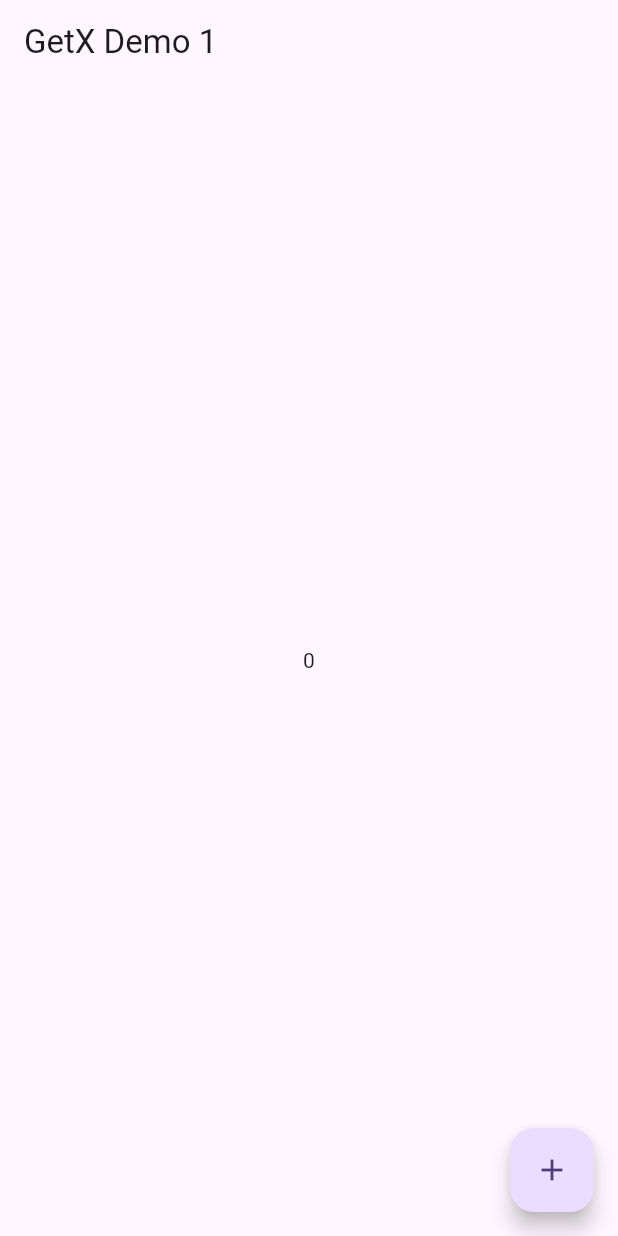
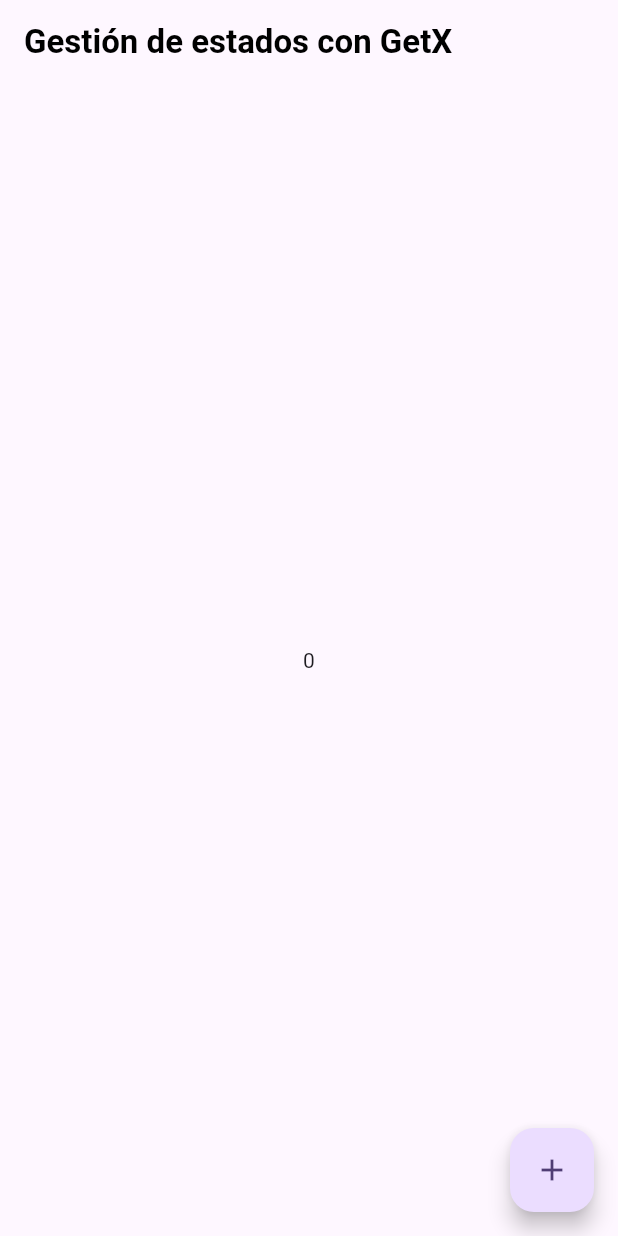
Before and after one commit to AESL82/getx_demo_1, a Flutter app: the screen it shows after launch, on a phone screen of 412 x 824 dp. Run offline on Flutter 3.47's test engine with Material 3 defaults, Android fonts, the phone set to English and light mode, and no system bars; our stand-ins replace dio, get.

Commit message:
Actualizar vistas mediante ids - parte 2.
Avance en la forma de actualizar las vistas, siendo necesario para este punto agregar el consumo de información a mostrar. Para esto, a manera de prueba, se hace uso de https://reqres.in/ para el consumo de información en forma de ejemplo.

Para lo anterior, se agrega el paquete dio, importante para un correcto consumo de la información. Específicamente, la data a traer es la relacionada a los usuarios (https://reqres.in/api/users?page=1), de manera que es necesario la creación del modelo para ello: lib/models/user.dart.

Es importante indicar también que se crea la clase para el tratamiento del EndPoint correspondiente: api/users_api.dart

```diff
--- a/lib/pages/home_page.dart
+++ b/lib/pages/home_page.dart
@@ -1,29 +1,32 @@
 import 'package:flutter/material.dart';
 import 'package:get/state_manager.dart';
 import 'package:getx_demo_1/controllers/home_controller.dart';
+import 'package:getx_demo_1/pages/home_page_widgets/home_label.dart';
 
 class HomePage extends StatelessWidget {
   const HomePage({super.key});
 
   @override
   Widget build(BuildContext context) {
-    // GetBuilder exterior especificando el tipo HomeController
+    // GetBuilder exterior especificando el tipo HomeController.
     return GetBuilder<HomeController>(
         init: HomeController(),
         builder: (HomeController controller) {
-          // Especifica explícitamente el tipo aquí
+          // Especifica explícitamente el tipo aquí.
           print("build home");
           return Scaffold(
             appBar: AppBar(
-              title: const Text('GetX Demo 1'),
+              title: const Text(
+                'Gestión de estados con GetX',
+                style: TextStyle(
+                  color: Colors.black,
+                  fontWeight: FontWeight.bold,
+                ),
+              ),
             ),
-            body: Center(
+            body: const Center(
               // GetBuilder interior también debe especificar el tipo HomeController.
-              child: GetBuilder<HomeController>(
-                  id:
-                      'text', // Parámetro para renderizar solo las partes necesarias de la pantalla.
-                  builder: (HomeController controller) =>
-                      Text(controller.counter.toString())),
+              child: Homelabel(),
             ),
             floatingActionButton: FloatingActionButton(
               onPressed: () {
--- /dev/null
+++ b/lib/pages/home_page_widgets/home_label.dart
@@ -0,0 +1,16 @@
+import 'package:flutter/material.dart';
+import 'package:getx_demo_1/controllers/home_controller.dart';
+import 'package:get/state_manager.dart';
+
+class Homelabel extends StatelessWidget {
+  const Homelabel({super.key});
+
+  @override
+  Widget build(BuildContext context) {
+    return GetBuilder<HomeController>(
+        id:
+            'text', // Parámetro para renderizar solo las partes necesarias de la pantalla.
+        builder: (HomeController controller) =>
+            Text(controller.counter.toString()));
+  }
+}
--- a/pubspec.yaml
+++ b/pubspec.yaml
@@ -36,6 +36,7 @@
   # Use with the CupertinoIcons class for iOS style icons.
   cupertino_icons: ^1.0.2
   get: ^4.6.6
+  dio: ^5.4.1
 
 dev_dependencies:
   flutter_test:
```
Also changed, not shown: lib/api/users_api.dart (added, +30 -0 lines), lib/models/user.dart (added, +22 -0 lines), pubspec.lock, 1 other file.
